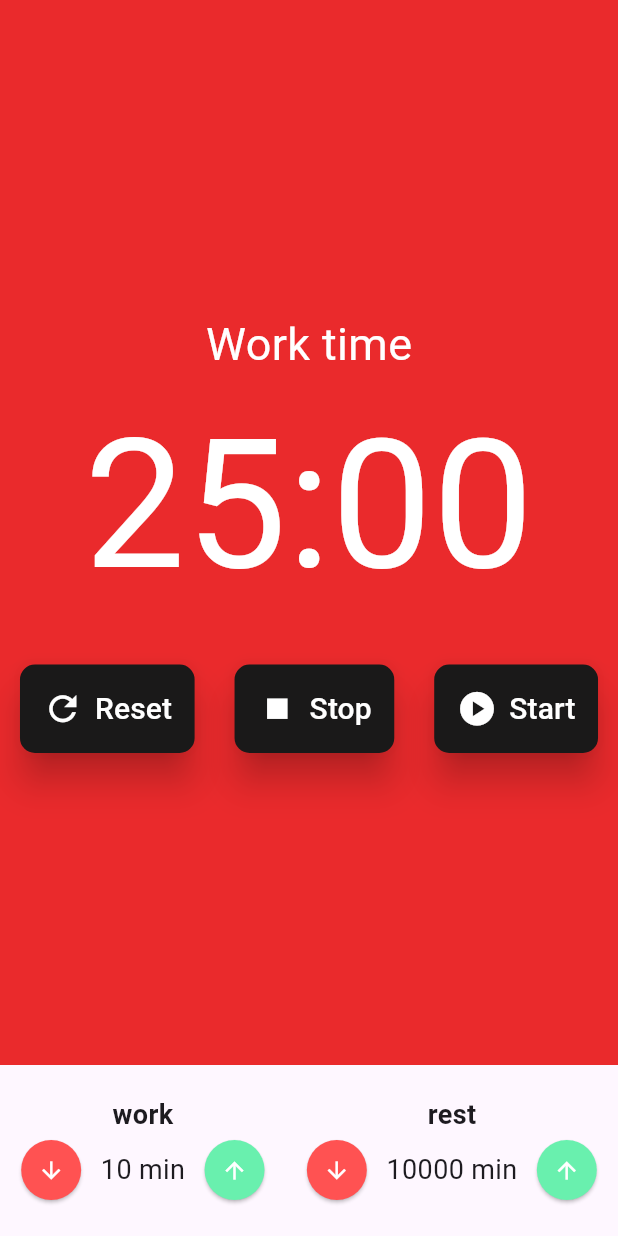
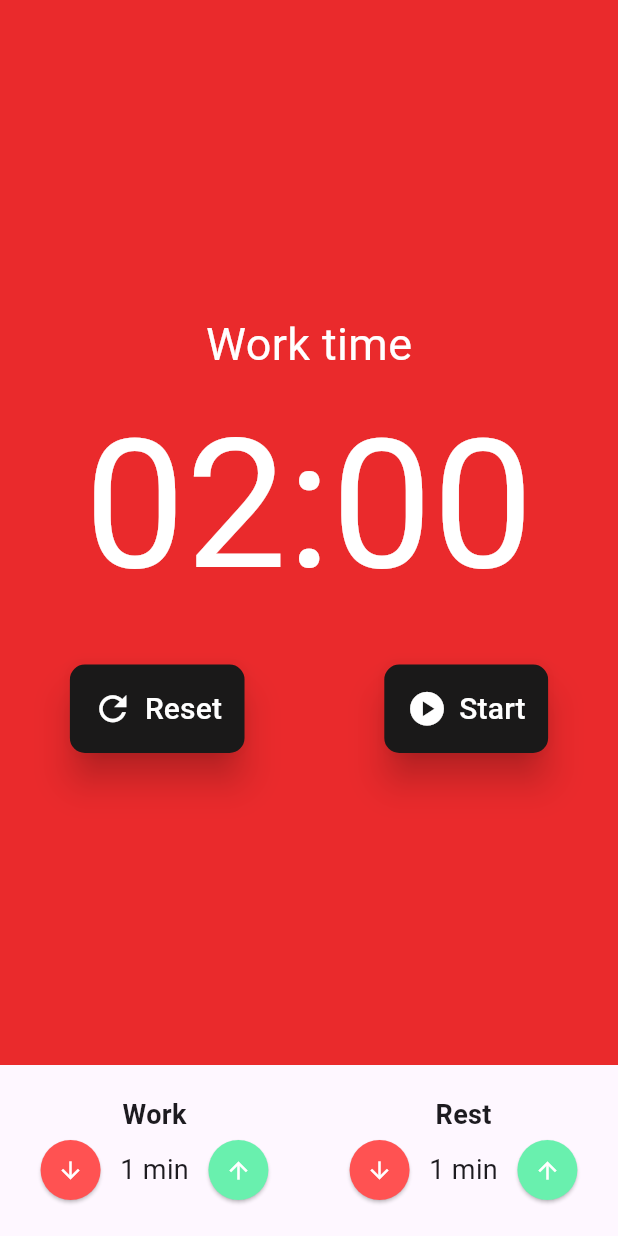
Before and after one commit to darcanj0/pomodoro_mobx, a Flutter app: the screen it shows after launch, on a phone screen of 412 x 824 dp. Run offline on Flutter 3.47's test engine with Material 2 defaults, Android fonts, the phone set to English and light mode, and no system bars; our stand-ins replace flutter_mobx, mobx; generated files the repository leaves out were written again.

Commit message:
feat: implement timer funcitons

```diff
--- a/lib/interface/pages/pomodoro_page.dart
+++ b/lib/interface/pages/pomodoro_page.dart
@@ -1,6 +1,9 @@
 import 'package:flutter/material.dart';
+import 'package:flutter_mobx/flutter_mobx.dart';
+import 'package:pomodoro_mobx/core/stores/pomodoro_store.dart';
 import 'package:pomodoro_mobx/interface/widgets/time_input.dart';
 import 'package:pomodoro_mobx/interface/widgets/timer.dart';
+import 'package:provider/provider.dart';
 
 class PomodoroPage extends StatelessWidget {
   const PomodoroPage({super.key});
@@ -11,20 +14,34 @@ class PomodoroPage extends StatelessWidget {
       body: Column(
         crossAxisAlignment: CrossAxisAlignment.stretch,
         children: [
-          Expanded(
+          const Expanded(
             child: Timer(),
           ),
           Padding(
             padding: const EdgeInsets.symmetric(
               vertical: 20,
             ),
-            child: Row(
-              mainAxisAlignment: MainAxisAlignment.spaceAround,
-              children: [
-                TimeInput(title: 'work', minutes: 10),
-                TimeInput(title: 'rest', minutes: 10000)
-              ],
-            ),
+            child: Consumer<PomodoroStore>(builder: (ctx, store, __) {
+              return Observer(builder: (_) {
+                return Row(
+                  mainAxisAlignment: MainAxisAlignment.spaceAround,
+                  children: [
+                    TimeInput(
+                      title: 'Work',
+                      minutes: store.workTime,
+                      increment: store.incrementWorkTime,
+                      decrement: store.decrementWorkTime,
+                    ),
+                    TimeInput(
+                      title: 'Rest',
+                      minutes: store.restTime,
+                      increment: store.incrementRestTime,
+                      decrement: store.decrementRestTime,
+                    )
+                  ],
+                );
+              });
+            }),
           )
         ],
       ),
--- a/lib/interface/widgets/time_input.dart
+++ b/lib/interface/widgets/time_input.dart
@@ -1,10 +1,17 @@
 import 'package:flutter/material.dart';
 
 class TimeInput extends StatelessWidget {
-  const TimeInput({super.key, required this.title, required this.minutes});
+  const TimeInput(
+      {super.key,
+      required this.title,
+      required this.minutes,
+      required this.increment,
+      required this.decrement});
 
   final String title;
   final int minutes;
+  final void Function() increment;
+  final void Function() decrement;
 
   @override
   Widget build(BuildContext context) {
@@ -22,9 +29,9 @@ class TimeInput extends StatelessWidget {
           mainAxisAlignment: MainAxisAlignment.center,
           children: [
             ElevatedButton(
-              onPressed: () {},
+              onPressed: decrement,
               style: ElevatedButton.styleFrom(
-                shape: CircleBorder(),
+                shape: const CircleBorder(),
                 backgroundColor: Colors.redAccent,
               ),
               child: const Icon(
@@ -33,13 +40,13 @@ class TimeInput extends StatelessWidget {
               ),
             ),
             Text(
-              '${minutes} min',
+              '$minutes min',
               style: const TextStyle(
                 fontSize: 18,
               ),
             ),
             ElevatedButton(
-              onPressed: () {},
+              onPressed: increment,
               style: ElevatedButton.styleFrom(
                 shape: const CircleBorder(),
                 backgroundColor: Colors.greenAccent,
--- a/lib/interface/widgets/timer.dart
+++ b/lib/interface/widgets/timer.dart
@@ -1,31 +1,39 @@
 import 'package:flutter/material.dart';
+import 'package:flutter_mobx/flutter_mobx.dart';
+import 'package:pomodoro_mobx/core/stores/pomodoro_store.dart';
 import 'package:pomodoro_mobx/interface/widgets/timer_button.dart';
+import 'package:provider/provider.dart';
 
 class Timer extends StatelessWidget {
   const Timer({super.key});
 
   @override
   Widget build(BuildContext context) {
+    final store = Provider.of<PomodoroStore>(context);
+    return Observer(
+      builder: (ctx) {
+        final isWork = store.mode == TimerModes.work;
         return Container(
-      color: const Color.fromRGBO(231, 10, 10, 0.863),
-      child: const Column(
+          color:
+              isWork ? const Color.fromRGBO(231, 10, 10, 0.863) : Colors.green,
+          child: Column(
             mainAxisAlignment: MainAxisAlignment.center,
             children: [
               Text(
-            'Work time',
-            style: TextStyle(
+                '${isWork ? 'Work' : 'Rest'} time',
+                style: const TextStyle(
                   color: Colors.white,
                   fontSize: 30,
                 ),
               ),
               Text(
-            '25:00',
-            style: TextStyle(
+                '${store.minutes.toString().padLeft(2, '0')}:${store.seconds.toString().padLeft(2, '0')}',
+                style: const TextStyle(
                   fontSize: 120,
                   color: Colors.white,
                 ),
               ),
-          SizedBox(
+              const SizedBox(
                 height: 20,
               ),
               Row(
@@ -34,19 +42,26 @@ class Timer extends StatelessWidget {
                   TimerButton(
                     title: 'Reset',
                     icon: Icons.refresh,
+                    onClick: store.restart,
                   ),
+                  if (store.isRunning)
                     TimerButton(
                       title: 'Stop',
                       icon: Icons.stop,
+                      onClick: store.stop,
                     ),
+                  if (!store.isRunning)
                     TimerButton(
                       title: 'Start',
                       icon: Icons.play_circle,
+                      onClick: store.start,
                     ),
                 ],
               )
             ],
           ),
         );
+      },
+    );
   }
 }
--- a/lib/interface/widgets/timer_button.dart
+++ b/lib/interface/widgets/timer_button.dart
@@ -1,10 +1,16 @@
 import 'package:flutter/material.dart';
 
 class TimerButton extends StatelessWidget {
-  const TimerButton({super.key, required this.title, required this.icon});
+  const TimerButton({
+    super.key,
+    required this.title,
+    required this.icon,
+    this.onClick,
+  });
 
   final String title;
   final IconData icon;
+  final void Function()? onClick;
 
   @override
   Widget build(BuildContext context) {
@@ -18,7 +24,7 @@ class TimerButton extends StatelessWidget {
         elevation: 10,
         foregroundColor: Colors.redAccent,
       ),
-      onPressed: () {},
+      onPressed: onClick,
       icon: Icon(
         icon,
         color: Colors.white,
```
Also changed, not shown: lib/core/stores/pomodoro_store.dart (added, +98 -0 lines), lib/main.dart (+12 -1 lines), lib/core/stores/pomodoro_store.g.dart (added). Lines whose indentation alone changed are shown as unchanged.
